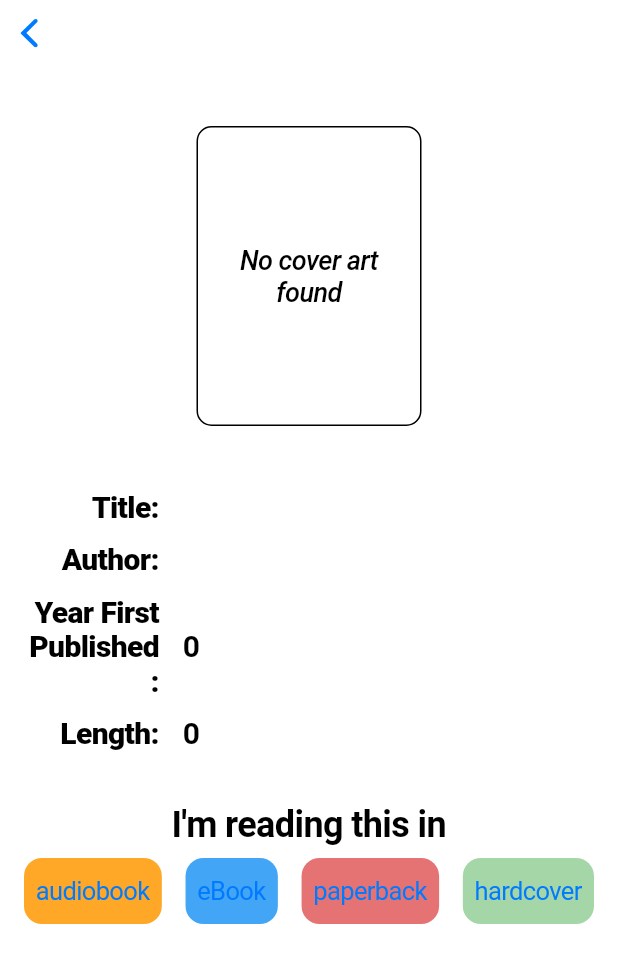
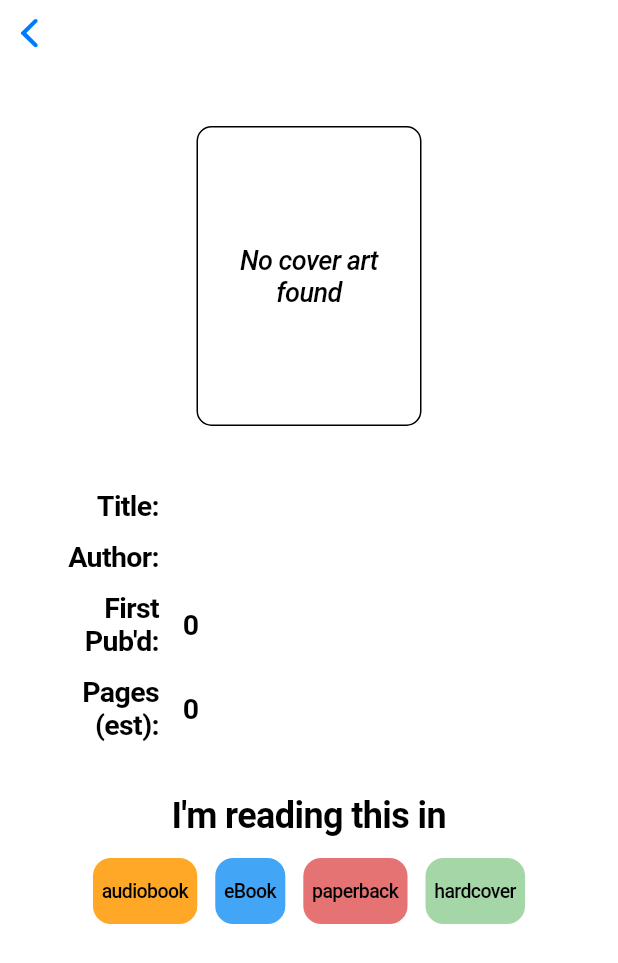
Before and after one commit to ethanp/book_track, a Flutter app: the SearchResultDetailPage screen opened directly with empty values, on a phone screen of 412 x 824 dp. Shown: the top 963 px of the screen. Run offline on Flutter 3.47's test engine with Material 3 defaults, Android fonts, the phone set to English and light mode, and no system bars; our stand-ins replace fl_chart, flutter_dotenv, flutter_riverpod, riverpod_annotation, supabase_flutter; missing offline and left inert: segment_display; accounts and stored records are empty; generated files the repository leaves out were written again; network calls fail.

Commit message:
Fix several bugs; app essentially working. Now-fit for personal use.

```diff
--- a/lib/main.dart
+++ b/lib/main.dart
@@ -31,7 +31,10 @@ class WholeAppWidget extends ConsumerWidget {
     return CupertinoApp(
       title: 'The app itself',
       debugShowCheckedModeBanner: false,
-      theme: CupertinoThemeData(),
+      theme: CupertinoThemeData(
+        // Always use light mode (for now, for simplicity).
+        brightness: Brightness.light,
+      ),
       home: SupabaseAuthService.isLoggedOut
           ? const LoginPage()
           : MyBottomNavBar.elements[selectedIdx].page,
--- a/lib/services/book_universe_service.dart
+++ b/lib/services/book_universe_service.dart
@@ -43,7 +43,11 @@ class OpenLibraryBookUniverseRepository {
     print('apiUrl: $url');
     final http.Response response = await http.get(url);
     if (response.statusCode != 200) {
-      print('search error: $response');
+      // TODO(ux): Sometimes I get 500 Internal Server Error from here.
+      //  Currently nothing is shown to user :(.
+      //  Ask user to try their search again.
+      //  Or better yet, back off then try again automagically.
+      print('search error: ${response.statusCode} ${response.reasonPhrase}');
       return BookSearchResult.empty;
     }
     final dynamic bodyJson = jsonDecode(response.body);
--- a/lib/ui/pages/add_a_book/search_results.dart
+++ b/lib/ui/pages/add_a_book/search_results.dart
@@ -62,6 +62,7 @@ class SearchResults extends ConsumerWidget {
       style: TextStyle(
         fontSize: 16,
         fontWeight: FontWeight.w700,
+        color: Colors.grey[900],
       ),
     );
   }
--- a/lib/ui/pages/search_result_detail/search_result_detail_page.dart
+++ b/lib/ui/pages/search_result_detail/search_result_detail_page.dart
@@ -2,6 +2,7 @@ import 'dart:typed_data';
 
 import 'package:book_track/data_model.dart';
 import 'package:book_track/extensions.dart';
+import 'package:book_track/helpers.dart';
 import 'package:book_track/riverpods.dart';
 import 'package:book_track/services/book_universe_service.dart';
 import 'package:book_track/services/supabase_library_service.dart';
@@ -20,7 +21,10 @@ class SearchResultDetailPage extends ConsumerStatefulWidget {
 }
 
 class _SearchResultDetailPage extends ConsumerState<SearchResultDetailPage> {
+  static SimpleLogger log = SimpleLogger(prefix: 'SearchResultDetailPage');
+
   bool _saving = false;
+
   @override
   Widget build(BuildContext context) {
     return CupertinoPageScaffold(
@@ -51,7 +55,7 @@ class _SearchResultDetailPage extends ConsumerState<SearchResultDetailPage> {
             child: _saving
                 ? CircularProgressIndicator()
                 : Row(
-                    mainAxisAlignment: MainAxisAlignment.spaceBetween,
+                    mainAxisAlignment: MainAxisAlignment.center,
                     children: BookFormat.values.mapL(typeButton),
                   ),
           ),
@@ -61,20 +65,26 @@ class _SearchResultDetailPage extends ConsumerState<SearchResultDetailPage> {
   }
 
   Widget typeButton(BookFormat bookType) {
-    return CupertinoButton(
+    return Padding(
+      padding: const EdgeInsets.all(6),
+      child: CupertinoButton(
         onPressed: () async {
           await addBookToLibrary(bookType);
           if (mounted) context.popUntilFirst();
           ref.invalidate(userLibraryProvider);
         },
-      padding: const EdgeInsets.symmetric(horizontal: 8),
+        padding: const EdgeInsets.symmetric(horizontal: 6),
         color: switch (bookType) {
           BookFormat.audiobook => Colors.orange[400],
           BookFormat.eBook => Colors.blue[400],
           BookFormat.paperback => Colors.red[300],
           BookFormat.hardcover => Colors.green[200],
         },
-      child: Text(bookType.name),
+        child: Text(
+          bookType.name,
+          style: TextStyles().h4.copyWith(fontSize: 13),
+        ),
+      ),
     );
   }
 
@@ -82,8 +92,8 @@ class _SearchResultDetailPage extends ConsumerState<SearchResultDetailPage> {
     setState(() => _saving = true);
     try {
       await SupabaseLibraryService.addBook(widget.book, bookType);
-    } catch (error) {
-      if (mounted) context.showSnackBar('(${error.runtimeType}) $error');
+    } catch (error, stack) {
+      log('(${error.runtimeType}) $error $stack');
     } finally {
       if (mounted) setState(() => _saving = false);
     }
@@ -93,10 +103,9 @@ class _SearchResultDetailPage extends ConsumerState<SearchResultDetailPage> {
     return Column(children: [
       keyValueText('Title: ', widget.book.title),
       keyValueText('Author: ', widget.book.firstAuthor),
-      keyValueText(
-          'Year First Published: ', widget.book.yearFirstPublished.toString()),
+      keyValueText('First Pub\'d: ', widget.book.yearFirstPublished.toString()),
       if (widget.book.numPagesMedian != null)
-        keyValueText('Length: ', widget.book.numPagesMedian!.toString()),
+        keyValueText('Pages (est): ', widget.book.numPagesMedian!.toString()),
     ]);
   }
 
@@ -165,8 +174,8 @@ class _SearchResultDetailPage extends ConsumerState<SearchResultDetailPage> {
   }
 
   Widget keyValueText(String key, String value) {
-    final TextStyle black = TextStyles().h2;
-    final TextStyle bold = black.copyWith(fontWeight: FontWeight.w800);
+    final TextStyle black = TextStyles().h3;
+    final TextStyle bold = black.copyWith(fontWeight: FontWeight.w700);
     final Widget keyWidget = SizedBox(
       width: 90,
       child: Text(key, style: bold, maxLines: 3, textAlign: TextAlign.right),
```
Also changed, not shown: lib/services/supabase_library_service.dart (+30 -19 lines), lib/services/supabase_status_service.dart (+13 -9 lines). Lines whose indentation alone changed are shown as unchanged.
